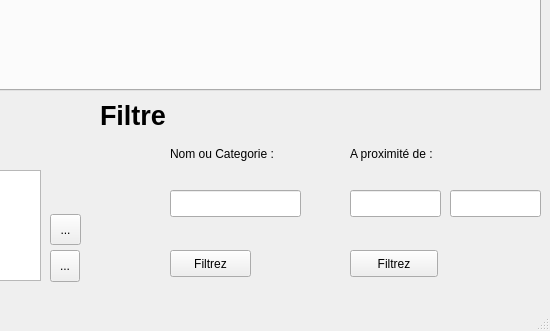
This is mainwindow.ui in albinpoignot/QtProject as Qt 5 draws it before an edit; both pictures show x 250 to 800 and y 317 to 648 of the 800 by 648 pixel window. The edited form follows.
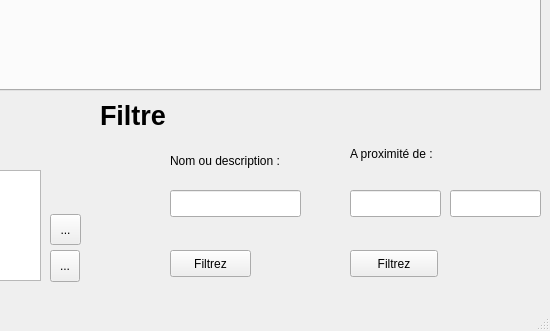
This is the edited form. Icons and pictures are not drawn.

Diff of the .ui file:
```diff
--- a/mainwindow.ui
+++ b/mainwindow.ui
@@ -138,12 +138,21 @@
      <rect>
       <x>420</x>
       <y>440</y>
-      <width>116</width>
-      <height>27</height>
+      <width>141</width>
+      <height>41</height>
      </rect>
     </property>
+    <property name="acceptDrops">
+     <bool>false</bool>
+    </property>
+    <property name="autoFillBackground">
+     <bool>false</bool>
+    </property>
+    <property name="lineWidth">
+     <number>1</number>
+    </property>
     <property name="text">
-     <string>Nom ou Categorie :</string>
+     <string>Nom ou description :</string>
     </property>
    </widget>
    <widget class="QPushButton" name="pushButton_2">
```
